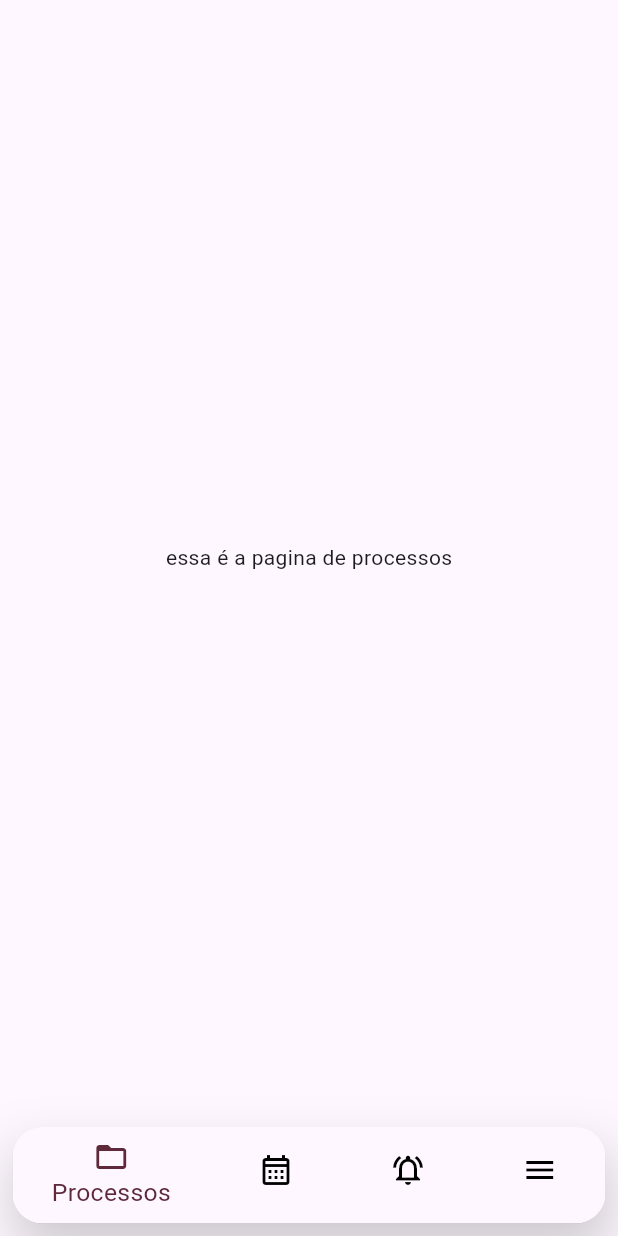
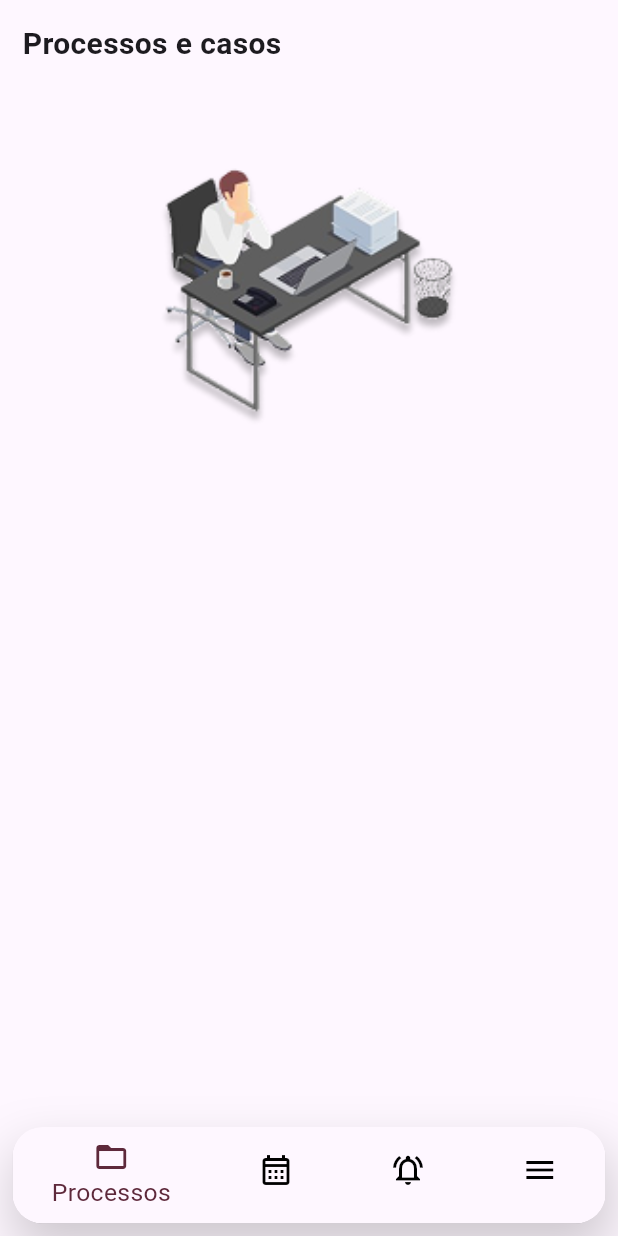
Before and after one commit to waFerreiraa/Software-Juridico, a Flutter app: the HomePage screen opened directly, on a phone screen of 412 x 824 dp. Run offline on Flutter 3.47's test engine with Material 3 defaults, Android fonts, the phone set to English and light mode, and no system bars; our stand-ins replace firebase_auth, firebase_core; accounts and stored records are empty.

Commit message:
implementação da tela de processos

```diff
--- a/lib/main.dart
+++ b/lib/main.dart
@@ -4,6 +4,7 @@ import 'package:firebase_auth/firebase_auth.dart';
 import 'package:flutter/material.dart';
 
 import 'package:firebase_core/firebase_core.dart';
+import 'package:jurisolutions/navegacao/processos_page.dart';
 import 'firebase_options.dart';
 
 void main() async {
@@ -23,7 +24,7 @@ class MyApp extends StatelessWidget {
       theme: ThemeData(
         colorScheme: ColorScheme.fromSeed(seedColor: Colors.deepPurple),
       ),
-      home: const RoteadorTela(),
+      home: const ProcessosPage(),
     );
   }
 }
--- a/lib/models/verSenha.dart
+++ b/lib/models/verSenha.dart
@@ -34,11 +34,10 @@ class _CampoSenhaState extends State<CampoSenha> {
       controller: widget.controller,
       obscureText: _obscureText,
       validator: widget.validator,
+      style: TextStyle(fontSize: 19, fontWeight: FontWeight.w600),
       decoration: widget.decoration?.copyWith(
         suffixIcon: IconButton(
-          icon: Icon(
-            _obscureText ? Icons.visibility_off : Icons.visibility,
-          ),
+          icon: Icon(_obscureText ? Icons.visibility_off : Icons.visibility),
           onPressed: _alternarVisibilidade,
         ),
       ),
--- a/lib/navegacao/login.dart
+++ b/lib/navegacao/login.dart
@@ -88,7 +88,10 @@ class _LoginPageState extends State<LoginPage> {
               }
               return null;
             },
-            style: TextStyle(fontSize: inputFontSize),
+            style: TextStyle(
+              fontSize: inputFontSize,
+              fontWeight: FontWeight.w600,
+            ),
             decoration: _inputDecoration(label: 'E-mail', icon: Icons.email),
           ),
           const SizedBox(height: 25),
--- a/lib/navegacao/processos_page.dart
+++ b/lib/navegacao/processos_page.dart
@@ -6,8 +6,27 @@ class ProcessosPage extends StatelessWidget {
   @override
   Widget build(BuildContext context) {
     return Scaffold(
-      body: Center(
-        child: Text("essa é a pagina de processos"),
+      body: Column(
+        children: [
+          Row(
+            children: [
+              Padding(
+                padding: const EdgeInsets.all(15.0),
+                child: Text(
+                  "Processos e casos",
+                  style: TextStyle(fontSize: 20, fontWeight: FontWeight.bold),
+                ),
+              ),
+            ],
+          ),
+          Center(
+            child: Image.asset(
+              'assets/Advogado_.png',
+              width: 280,
+              fit: BoxFit.contain,
+            ),
+          ),
+        ],
       ),
     );
   }
```
Also changed, not shown: pubspec.yaml (+4 -3 lines), assets/Advogado_.png (added).
